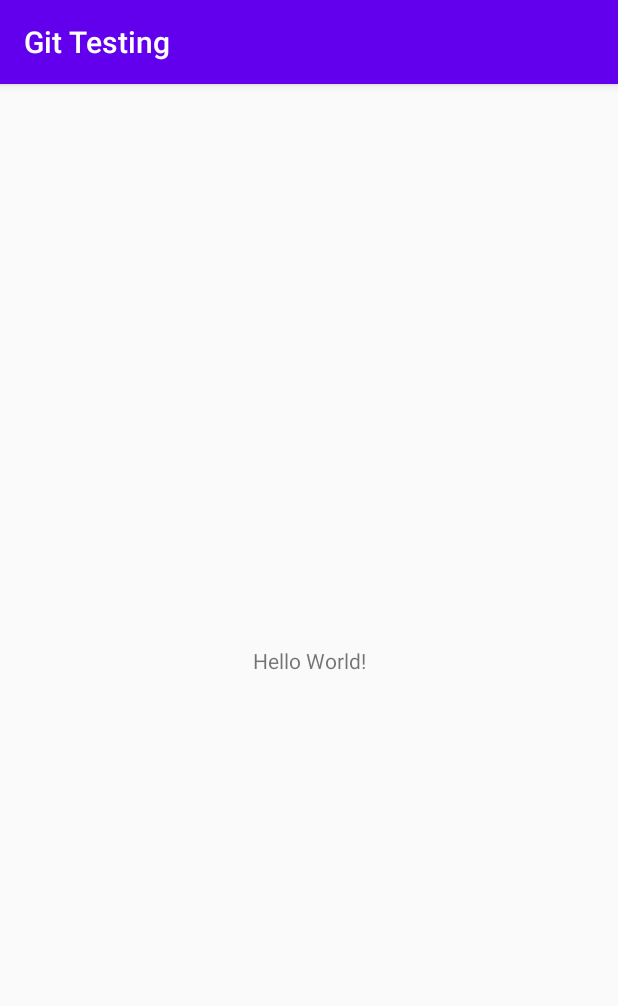
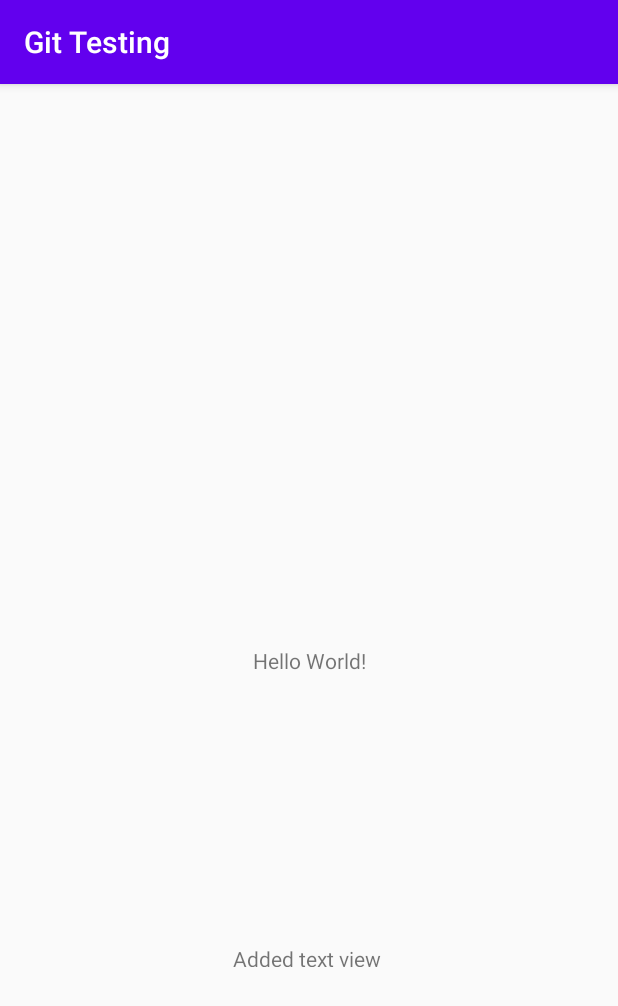
Before and after one commit to roguecat0/Android-Git-Test, an Android app: the screen it shows after launch (MainActivity), on a phone screen of 412 x 824 dp. Shown: the top 1006 px of the screen. Run offline under Robolectric (Android 15) with nearby library versions, the phone set to English and light mode, and no system bars.

Commit message:
added new textView

```diff
--- a/app/src/main/res/layout/activity_main.xml
+++ b/app/src/main/res/layout/activity_main.xml
@@ -7,6 +7,7 @@
     tools:context=".MainActivity">
 
     <TextView
+        android:id="@+id/textView2"
         android:layout_width="wrap_content"
         android:layout_height="wrap_content"
         android:text="Hello World!"
@@ -15,4 +16,14 @@
         app:layout_constraintRight_toRightOf="parent"
         app:layout_constraintTop_toTopOf="parent" />
 
+    <TextView
+        android:id="@+id/textView1"
+        android:layout_width="102dp"
+        android:layout_height="15dp"
+        android:text="Added text view"
+        app:layout_constraintBottom_toBottomOf="parent"
+        app:layout_constraintEnd_toEndOf="parent"
+        app:layout_constraintStart_toStartOf="parent"
+        app:layout_constraintTop_toBottomOf="@+id/textView2" />
+
 </androidx.constraintlayout.widget.ConstraintLayout>
```
